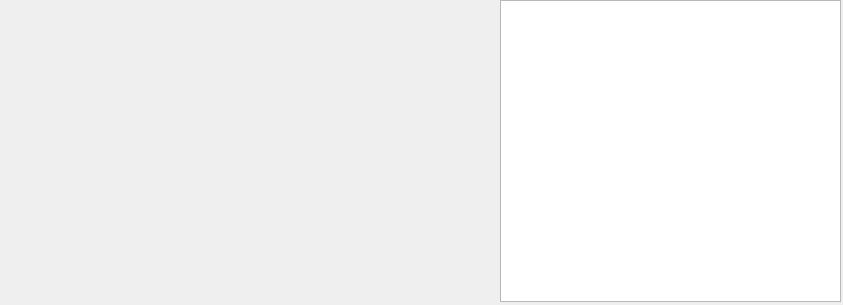
This is snakearea.ui in SecuFather/snake-evolution as Qt 5 draws it before an edit. The edited form follows.
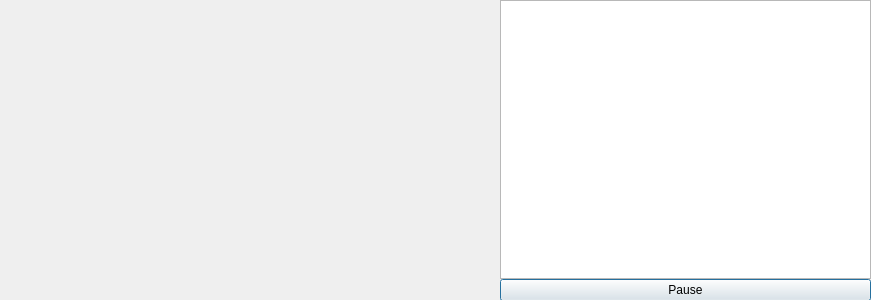
This is the edited form.

The edit to the form file:
```diff
--- a/snakearea.ui
+++ b/snakearea.ui
@@ -6,8 +6,8 @@
    <rect>
     <x>0</x>
     <y>0</y>
-    <width>843</width>
-    <height>305</height>
+    <width>871</width>
+    <height>300</height>
    </rect>
   </property>
   <property name="windowTitle">
@@ -18,8 +18,8 @@
     <rect>
      <x>0</x>
      <y>0</y>
-     <width>841</width>
-     <height>302</height>
+     <width>871</width>
+     <height>301</height>
     </rect>
    </property>
    <layout class="QHBoxLayout" name="horizontalLayout">
@@ -37,10 +37,17 @@
      </widget>
     </item>
     <item>
-     <layout class="QHBoxLayout" name="horizontalLayout_2">
+     <layout class="QVBoxLayout" name="verticalLayout">
       <item>
        <widget class="QListWidget" name="snakeList"/>
       </item>
+      <item>
+       <widget class="QPushButton" name="pauseButton">
+        <property name="text">
+         <string>Pause</string>
+        </property>
+       </widget>
+      </item>
      </layout>
     </item>
    </layout>
```
